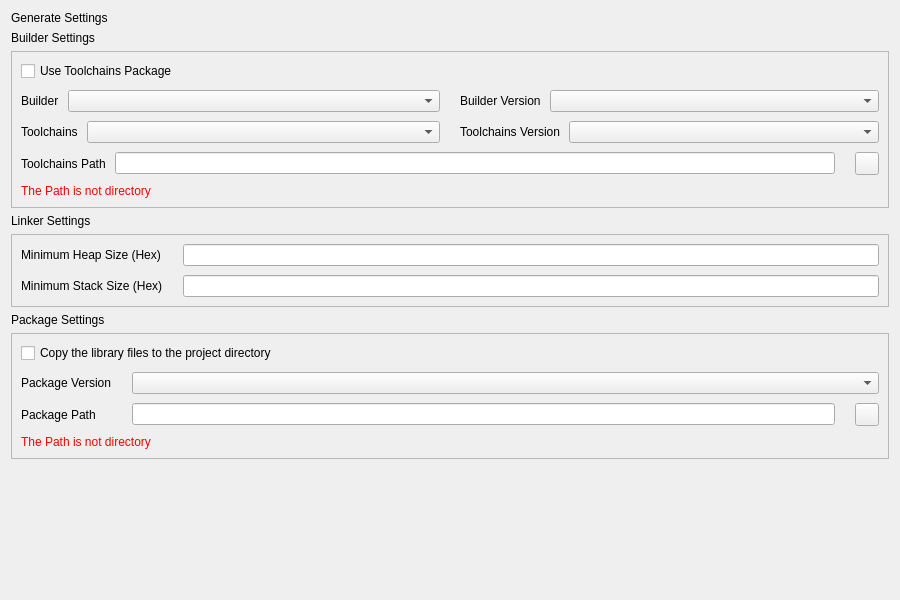
Qt form dialogs/ui/gen_code_dialog.ui (csplink/csp) before a commit.
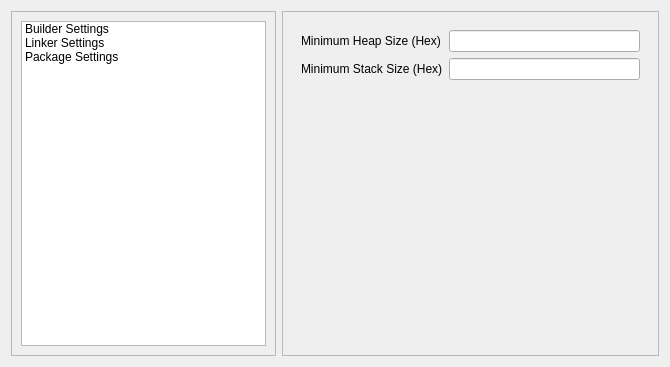
The same form after that commit. The open tabs and pages were chosen to show the change. Custom widgets are drawn as their Qt base class.

```diff
--- a/dialogs/ui/gen_code_dialog.ui
+++ b/dialogs/ui/gen_code_dialog.ui
@@ -6,12 +6,12 @@
    <rect>
     <x>0</x>
     <y>0</y>
-    <width>900</width>
-    <height>600</height>
+    <width>670</width>
+    <height>367</height>
    </rect>
   </property>
   <property name="sizePolicy">
-   <sizepolicy hsizetype="Fixed" vsizetype="Fixed">
+   <sizepolicy hsizetype="Preferred" vsizetype="Preferred">
     <horstretch>0</horstretch>
     <verstretch>0</verstretch>
    </sizepolicy>
@@ -19,39 +19,75 @@
   <property name="windowTitle">
    <string>GenCodeDialog</string>
   </property>
-  <layout class="QVBoxLayout" name="verticalLayout">
+  <layout class="QHBoxLayout" name="horizontalLayout">
    <item>
-    <widget class="TitleLabel" name="label_title">
+    <widget class="SimpleCardWidget" name="settingListCard">
      <property name="sizePolicy">
-      <sizepolicy hsizetype="Preferred" vsizetype="Fixed">
+      <sizepolicy hsizetype="Preferred" vsizetype="Preferred">
        <horstretch>0</horstretch>
        <verstretch>0</verstretch>
       </sizepolicy>
      </property>
-     <property name="text">
-      <string>Generate Settings</string>
+     <property name="frameShape">
+      <enum>QFrame::StyledPanel</enum>
      </property>
-    </widget>
-   </item>
+     <property name="frameShadow">
+      <enum>QFrame::Raised</enum>
+     </property>
+     <layout class="QVBoxLayout" name="verticalLayout_cardWidget_file">
    <item>
-    <widget class="SubtitleLabel" name="label_titleBuilderSettings">
+       <widget class="ListWidget" name="settingList">
+        <property name="sizePolicy">
+         <sizepolicy hsizetype="Preferred" vsizetype="Preferred">
+          <horstretch>0</horstretch>
+          <verstretch>0</verstretch>
+         </sizepolicy>
+        </property>
+        <item>
      <property name="text">
       <string>Builder Settings</string>
      </property>
-    </widget>
-   </item>
+        </item>
+        <item>
+         <property name="text">
+          <string>Linker Settings</string>
+         </property>
+        </item>
+        <item>
+         <property name="text">
+          <string>Package Settings</string>
+         </property>
+        </item>
+       </widget>
+      </item>
+     </layout>
+    </widget>
+   </item>
    <item>
-    <widget class="SimpleCardWidget" name="frame_2">
+    <widget class="SimpleCardWidget" name="frame_1">
      <property name="frameShape">
       <enum>QFrame::StyledPanel</enum>
      </property>
      <property name="frameShadow">
       <enum>QFrame::Raised</enum>
      </property>
+     <layout class="QVBoxLayout" name="verticalLayout">
+      <property name="leftMargin">
+       <number>9</number>
+      </property>
+      <property name="topMargin">
+       <number>9</number>
+      </property>
+      <property name="rightMargin">
+       <number>9</number>
+      </property>
+      <property name="bottomMargin">
+       <number>9</number>
+      </property>
+      <item>
+       <widget class="QStackedWidget" name="settingStackedWidget">
+        <widget class="QWidget" name="builderPage">
      <layout class="QVBoxLayout" name="verticalLayout_3">
-      <property name="spacing">
-       <number>9</number>
-      </property>
       <item>
        <widget class="CheckBox" name="checkbox_use_toolchains_package">
         <property name="text">
@@ -60,24 +96,6 @@
        </widget>
       </item>
       <item>
-       <widget class="QWidget" name="widget_toolchains_package" native="true">
-        <layout class="QVBoxLayout" name="verticalLayout_4">
-         <property name="spacing">
-          <number>9</number>
-         </property>
-         <property name="leftMargin">
-          <number>0</number>
-         </property>
-         <property name="topMargin">
-          <number>0</number>
-         </property>
-         <property name="rightMargin">
-          <number>0</number>
-         </property>
-         <property name="bottomMargin">
-          <number>0</number>
-         </property>
-         <item>
           <layout class="QGridLayout" name="gridLayout_3">
            <property name="leftMargin">
             <number>0</number>
@@ -235,9 +253,6 @@
            </item>
           </layout>
          </item>
-        </layout>
-       </widget>
-      </item>
       <item>
        <widget class="CaptionLabel" name="label_toolchains_folder_invalid">
         <property name="styleSheet">
@@ -248,55 +263,28 @@
         </property>
        </widget>
       </item>
-     </layout>
-    </widget>
-   </item>
-   <item>
-    <widget class="SubtitleLabel" name="label_titleLinkerSettings">
-     <property name="sizePolicy">
-      <sizepolicy hsizetype="Preferred" vsizetype="Fixed">
-       <horstretch>0</horstretch>
-       <verstretch>0</verstretch>
-      </sizepolicy>
-     </property>
-     <property name="text">
-      <string>Linker Settings</string>
-     </property>
-    </widget>
-   </item>
-   <item>
-    <widget class="SimpleCardWidget" name="frame">
-     <property name="frameShape">
-      <enum>QFrame::StyledPanel</enum>
-     </property>
-     <property name="frameShadow">
-      <enum>QFrame::Raised</enum>
-     </property>
-     <layout class="QGridLayout" name="gridLayout">
-      <property name="horizontalSpacing">
-       <number>20</number>
-      </property>
-      <property name="verticalSpacing">
-       <number>9</number>
-      </property>
-      <item row="0" column="1">
-       <widget class="LineEdit" name="lineedit_min_heap_size"/>
-      </item>
-      <item row="1" column="0">
-       <widget class="BodyLabel" name="label_minStackSize">
-        <property name="sizePolicy">
-         <sizepolicy hsizetype="Preferred" vsizetype="Preferred">
-          <horstretch>0</horstretch>
-          <verstretch>0</verstretch>
-         </sizepolicy>
-        </property>
-        <property name="text">
-         <string>Minimum Stack Size (Hex)</string>
-        </property>
-       </widget>
+          <item>
+           <spacer name="verticalSpacer">
+            <property name="orientation">
+             <enum>Qt::Vertical</enum>
+            </property>
+            <property name="sizeHint" stdset="0">
+             <size>
+              <width>20</width>
+              <height>167</height>
+             </size>
+            </property>
+           </spacer>
+          </item>
+         </layout>
+        </widget>
+        <widget class="QWidget" name="linkerPage">
+         <layout class="QGridLayout" name="gridLayout_4">
+          <item row="1" column="1">
+           <widget class="LineEdit" name="minStackLineEdit"/>
       </item>
       <item row="0" column="0">
-       <widget class="BodyLabel" name="label_minHeapSize">
+           <widget class="BodyLabel" name="minHeapSizeLabel">
         <property name="sizePolicy">
          <sizepolicy hsizetype="Preferred" vsizetype="Preferred">
           <horstretch>0</horstretch>
@@ -308,45 +296,46 @@
         </property>
        </widget>
       </item>
-      <item row="1" column="1">
-       <widget class="LineEdit" name="lineedit_min_stack_size"/>
-      </item>
-     </layout>
-    </widget>
-   </item>
-   <item>
-    <widget class="SubtitleLabel" name="label_titlePackageSettings">
+          <item row="0" column="1">
+           <widget class="LineEdit" name="minHeapLineEdit"/>
+          </item>
+          <item row="1" column="0">
+           <widget class="BodyLabel" name="minStackSizeLabel">
+            <property name="sizePolicy">
+             <sizepolicy hsizetype="Preferred" vsizetype="Preferred">
+              <horstretch>0</horstretch>
+              <verstretch>0</verstretch>
+             </sizepolicy>
+            </property>
      <property name="text">
-      <string>Package Settings</string>
+             <string>Minimum Stack Size (Hex)</string>
      </property>
     </widget>
    </item>
-   <item>
-    <widget class="SimpleCardWidget" name="frame_3">
-     <property name="frameShape">
-      <enum>QFrame::StyledPanel</enum>
-     </property>
-     <property name="frameShadow">
-      <enum>QFrame::Raised</enum>
-     </property>
-     <layout class="QVBoxLayout" name="verticalLayout_2">
-      <property name="spacing">
-       <number>9</number>
-      </property>
+          <item row="2" column="0">
+           <spacer name="verticalSpacer_2">
+            <property name="orientation">
+             <enum>Qt::Vertical</enum>
+            </property>
+            <property name="sizeHint" stdset="0">
+             <size>
+              <width>20</width>
+              <height>40</height>
+             </size>
+            </property>
+           </spacer>
+          </item>
+         </layout>
+        </widget>
+        <widget class="QWidget" name="packagePage">
+         <layout class="QVBoxLayout" name="verticalLayout_4">
       <item>
-       <layout class="QHBoxLayout" name="horizontalLayout">
-        <property name="spacing">
-         <number>9</number>
-        </property>
-        <item>
-         <widget class="CheckBox" name="checkbox_is_copy_library">
+           <widget class="CheckBox" name="copyLibraryCheckbox">
           <property name="text">
            <string>Copy the library files to the project directory</string>
           </property>
          </widget>
         </item>
-       </layout>
-      </item>
       <item>
        <layout class="QGridLayout" name="gridLayout_2">
         <property name="horizontalSpacing">
@@ -411,7 +400,7 @@
        </layout>
       </item>
       <item>
-       <widget class="CaptionLabel" name="label_hal_folder_invalid">
+           <widget class="CaptionLabel" name="halFolderInvalidLabel">
         <property name="styleSheet">
          <string notr="true">color: rgb(255, 0, 0);</string>
         </property>
@@ -420,30 +409,29 @@
         </property>
        </widget>
       </item>
-     </layout>
-    </widget>
-   </item>
    <item>
-    <spacer name="verticalSpacer">
+           <spacer name="verticalSpacer_3">
      <property name="orientation">
       <enum>Qt::Vertical</enum>
      </property>
      <property name="sizeHint" stdset="0">
       <size>
        <width>20</width>
-       <height>40</height>
+              <height>200</height>
       </size>
      </property>
     </spacer>
+          </item>
+         </layout>
+        </widget>
+       </widget>
+      </item>
+     </layout>
+    </widget>
    </item>
   </layout>
  </widget>
  <customwidgets>
-  <customwidget>
-   <class>SubtitleLabel</class>
-   <extends>QLabel</extends>
-   <header>qfluentwidgets</header>
-  </customwidget>
   <customwidget>
    <class>LineEdit</class>
    <extends>QLineEdit</extends>
@@ -460,11 +448,6 @@
    <header>qfluentwidgets</header>
    <container>1</container>
   </customwidget>
-  <customwidget>
-   <class>TitleLabel</class>
-   <extends>QLabel</extends>
-   <header>qfluentwidgets</header>
-  </customwidget>
   <customwidget>
    <class>ToolButton</class>
    <extends>QToolButton</extends>
@@ -485,6 +468,11 @@
    <extends>QLabel</extends>
    <header>qfluentwidgets</header>
   </customwidget>
+  <customwidget>
+   <class>ListWidget</class>
+   <extends>QListWidget</extends>
+   <header>qfluentwidgets</header>
+  </customwidget>
  </customwidgets>
  <resources/>
  <connections/>
```
Left out of the diff: 20 changed lines with no effect on the pictures. Lines whose indentation alone changed are shown as unchanged.
